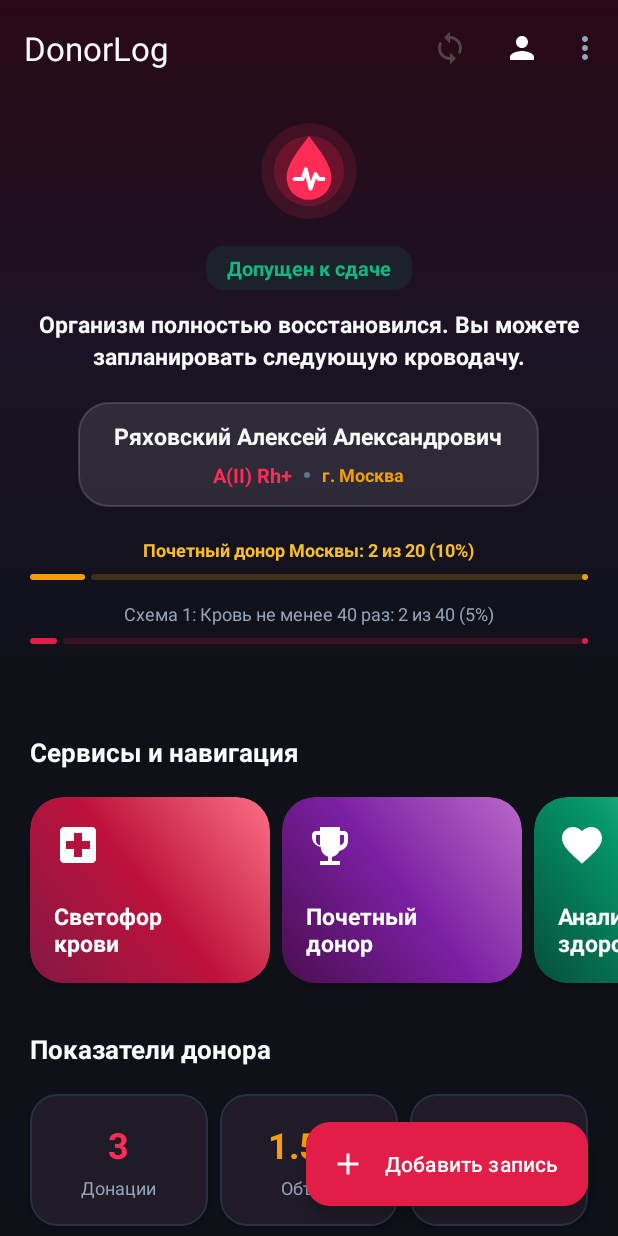
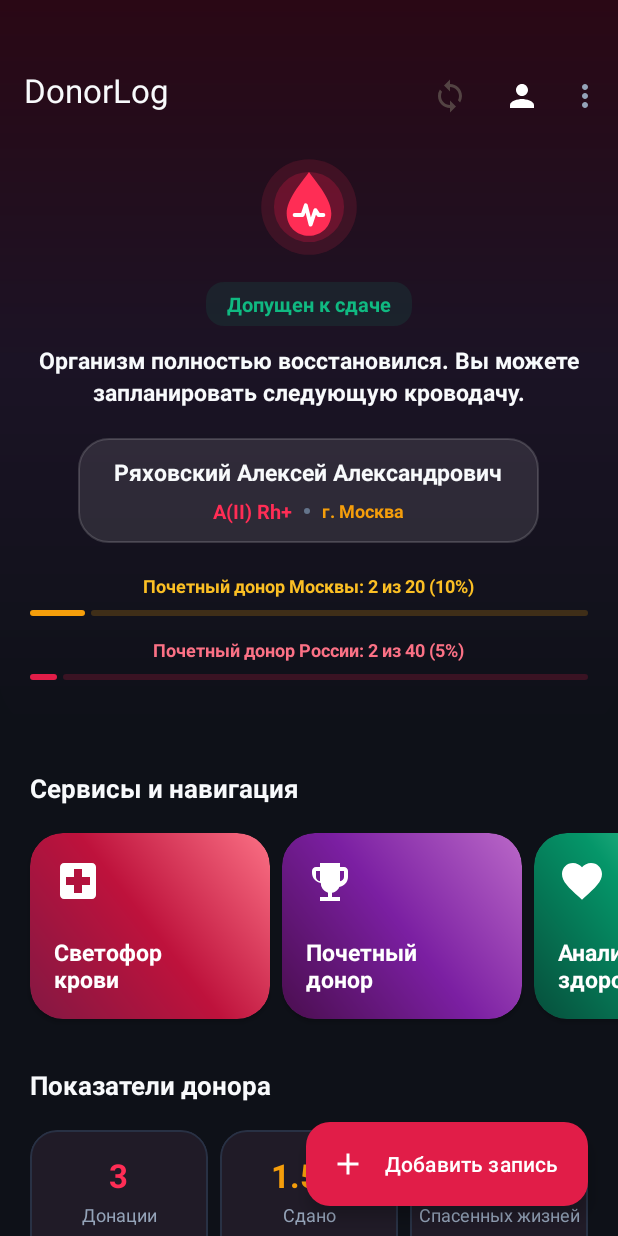
Before and after one commit to fjxw/donorlog, an Android app: the screen it shows after launch (MainActivity), on a phone screen of 412 x 824 dp. Run offline under Robolectric (Android 15) with nearby library versions, the phone set to English and light mode, and no system bars; our stand-ins replace Room's generated code.

Commit message:
Refine edge-to-edge status bar, align bento metrics, polish progress bars and fix run_all launcher

```diff
--- a/donorlog-android/app/src/main/java/ru/mospolytech/donorlog/ui/MainActivity.java
+++ b/donorlog-android/app/src/main/java/ru/mospolytech/donorlog/ui/MainActivity.java
@@ -350,7 +350,7 @@ public class MainActivity extends AppCompatActivity {
             tvIntervalBadge.setTextColor(ContextCompat.getColor(this, R.color.status_green));
             tvIntervalDescription.setText(status.reason);
         } else {
-            tvIntervalBadge.setText(status.daysRemaining + " дн.");
+            tvIntervalBadge.setText("Допуск через " + status.daysRemaining + " дн.");
             tvIntervalBadge.setBackgroundResource(R.drawable.bg_badge_yellow);
             tvIntervalBadge.setTextColor(ContextCompat.getColor(this, R.color.status_yellow));
             tvIntervalDescription.setText(status.reason);
@@ -360,7 +360,7 @@ public class MainActivity extends AppCompatActivity {
     private void updateHonoredProgress(int wholeBloodCount, int plasmaCount) {
         // Federal
         MedicalCalculator.RoadmapProgress federal = MedicalCalculator.calculateBestRoadmap(wholeBloodCount, plasmaCount);
-        tvHonoredShort.setText(federal.schemeTitle + ": " + federal.completedCount + " из " + federal.targetCount + " (" + federal.percent + "%)");
+        tvHonoredShort.setText("Почетный донор России: " + federal.completedCount + " из " + federal.targetCount + " (" + federal.percent + "%)");
         pbHonoredProgress.setProgress(federal.percent);
 
         // Moscow (if region is Moscow)
--- a/donorlog-android/app/src/main/res/layout-land/activity_main.xml
+++ b/donorlog-android/app/src/main/res/layout-land/activity_main.xml
@@ -255,8 +255,11 @@
                                     android:textSize="16sp"
                                     android:textStyle="bold" />
                                 <TextView
-                                    android:layout_width="wrap_content"
-                                    android:layout_height="wrap_content"
+                                    android:layout_width="match_parent"
+                                    android:layout_height="28dp"
+                                    android:gravity="top|center_horizontal"
+                                    android:lines="2"
+                                    android:textAlignment="center"
                                     android:text="@string/stat_donations"
                                     android:textColor="?android:attr/textColorSecondary"
                                     android:textSize="10sp" />
@@ -279,14 +282,18 @@
                                 <TextView
                                     android:id="@+id/tvStatVolumeCount"
                                     android:layout_width="wrap_content"
-                                    android:layout_height="wrap_content"
+                                    android:layout_height="24dp"
+                                    android:gravity="center"
                                     android:text="1.5 л"
                                     android:textColor="?attr/colorPrimary"
                                     android:textSize="16sp"
                                     android:textStyle="bold" />
                                 <TextView
-                                    android:layout_width="wrap_content"
-                                    android:layout_height="wrap_content"
+                                    android:layout_width="match_parent"
+                                    android:layout_height="28dp"
+                                    android:gravity="top|center_horizontal"
+                                    android:lines="2"
+                                    android:textAlignment="center"
                                     android:text="@string/stat_volume"
                                     android:textColor="?android:attr/textColorSecondary"
                                     android:textSize="10sp" />
@@ -309,14 +316,18 @@
                                 <TextView
                                     android:id="@+id/tvStatLivesCount"
                                     android:layout_width="wrap_content"
-                                    android:layout_height="wrap_content"
+                                    android:layout_height="24dp"
+                                    android:gravity="center"
                                     android:text="7"
                                     android:textColor="?attr/colorPrimary"
                                     android:textSize="16sp"
                                     android:textStyle="bold" />
                                 <TextView
-                                    android:layout_width="wrap_content"
-                                    android:layout_height="wrap_content"
+                                    android:layout_width="match_parent"
+                                    android:layout_height="28dp"
+                                    android:gravity="top|center_horizontal"
+                                    android:lines="2"
+                                    android:textAlignment="center"
                                     android:text="@string/stat_lives"
                                     android:textColor="?android:attr/textColorSecondary"
                                     android:textSize="10sp" />
--- a/donorlog-android/app/src/main/res/layout/activity_main.xml
+++ b/donorlog-android/app/src/main/res/layout/activity_main.xml
@@ -6,7 +6,7 @@
     android:id="@+id/rootMain"
     android:layout_width="match_parent"
     android:layout_height="match_parent"
-    android:fitsSystemWindows="true"
+    android:fitsSystemWindows="false"
     android:background="@color/donor_bg_canvas">
 
     <androidx.swiperefreshlayout.widget.SwipeRefreshLayout
@@ -38,7 +38,9 @@
                     <com.google.android.material.appbar.MaterialToolbar
                         android:id="@+id/toolbar"
                         android:layout_width="match_parent"
-                        android:layout_height="?attr/actionBarSize"
+                        android:layout_height="wrap_content"
+                        android:minHeight="?attr/actionBarSize"
+                        android:paddingTop="32dp"
                         android:background="@android:color/transparent"
                         app:elevation="0dp"
                         app:title="@string/app_name"
@@ -171,7 +173,8 @@
                                 android:progress="15"
                                 app:indicatorColor="#F59E0B"
                                 app:trackColor="#33F59E0B"
-                                app:trackCornerRadius="3dp" />
+                                app:trackCornerRadius="3dp"
+                                app:trackStopIndicatorSize="0dp" />
                         </LinearLayout>
 
                         <!-- Federal Honored Progress -->
@@ -182,7 +185,8 @@
                             android:layout_gravity="center_horizontal"
                             android:layout_marginTop="14dp"
                             android:text="Почетный донор России: 3 из 40 (8%)"
-                            android:textColor="@color/donor_text_secondary"
+                            android:textColor="#FB7185"
+                            android:textStyle="bold"
                             android:textSize="12sp" />
 
                         <com.google.android.material.progressindicator.LinearProgressIndicator
@@ -193,7 +197,8 @@
                             android:progress="8"
                             app:indicatorColor="@color/donor_ruby_mid"
                             app:trackColor="#33E11D48"
-                            app:trackCornerRadius="3dp" />
+                            app:trackCornerRadius="3dp"
+                            app:trackStopIndicatorSize="0dp" />
 
                     </LinearLayout>
                 </LinearLayout>
@@ -419,7 +424,7 @@
 
                 <LinearLayout
                     android:layout_width="match_parent"
-                    android:layout_height="96dp"
+                    android:layout_height="102dp"
                     android:layout_marginHorizontal="16dp"
                     android:baselineAligned="false"
                     android:orientation="horizontal">
@@ -441,24 +446,26 @@
                             android:layout_height="match_parent"
                             android:gravity="center"
                             android:orientation="vertical"
-                            android:paddingHorizontal="6dp"
-                            android:paddingVertical="10dp">
+                            android:paddingHorizontal="4dp"
+                            android:paddingVertical="8dp">
 
                             <TextView
                                 android:id="@+id/tvStatDonationsCount"
                                 android:layout_width="wrap_content"
-                                android:layout_height="wrap_content"
+                                android:layout_height="32dp"
+                                android:gravity="center"
                                 android:text="3"
                                 android:textColor="@color/donor_ruby_glow"
-                                android:textSize="24sp"
+                                android:textSize="22sp"
                                 android:textStyle="bold" />
 
                             <TextView
-                                android:layout_width="wrap_content"
-                                android:layout_height="wrap_content"
-                                android:layout_marginTop="4dp"
-                                android:ellipsize="end"
-                                android:maxLines="1"
+                                android:layout_width="match_parent"
+                                android:layout_height="32dp"
+                                android:layout_marginTop="2dp"
+                                android:gravity="top|center_horizontal"
+                                android:lines="2"
+                                android:textAlignment="center"
                                 android:text="@string/stat_donations"
                                 android:textColor="@color/donor_text_secondary"
                                 android:textSize="12sp" />
@@ -482,24 +489,26 @@
                             android:layout_height="match_parent"
                             android:gravity="center"
                             android:orientation="vertical"
-                            android:paddingHorizontal="6dp"
-                            android:paddingVertical="10dp">
+                            android:paddingHorizontal="4dp"
+                            android:paddingVertical="8dp">
 
                             <TextView
                                 android:id="@+id/tvStatVolumeCount"
                                 android:layout_width="wrap_content"
-                                android:layout_height="wrap_content"
+                                android:layout_height="32dp"
+                                android:gravity="center"
                                 android:text="1.5 л"
                                 android:textColor="@color/donor_amber_warm"
-                                android:textSize="24sp"
+                                android:textSize="22sp"
                                 android:textStyle="bold" />
 
                             <TextView
-                                android:layout_width="wrap_content"
-                                android:layout_height="wrap_content"
-                                android:layout_marginTop="4dp"
-                                android:ellipsize="end"
-                                android:maxLines="1"
+                                android:layout_width="match_parent"
+                                android:layout_height="32dp"
+                                android:layout_marginTop="2dp"
+                                android:gravity="top|center_horizontal"
+                                android:lines="2"
+                                android:textAlignment="center"
                                 android:text="@string/stat_volume"
                                 android:textColor="@color/donor_text_secondary"
                                 android:textSize="12sp" />
@@ -523,24 +532,26 @@
                             android:layout_height="match_parent"
                             android:gravity="center"
                             android:orientation="vertical"
-                            android:paddingHorizontal="6dp"
-                            android:paddingVertical="10dp">
+                            android:paddingHorizontal="4dp"
+                            android:paddingVertical="8dp">
 
                             <TextView
                                 android:id="@+id/tvStatLivesCount"
                                 android:layout_width="wrap_content"
-                                android:layout_height="wrap_content"
+                                android:layout_height="32dp"
+                                android:gravity="center"
                                 android:text="7"
                                 android:textColor="@color/donor_emerald_vital"
-                                android:textSize="24sp"
+                                android:textSize="22sp"
                                 android:textStyle="bold" />
 
                             <TextView
-                                android:layout_width="wrap_content"
-                                android:layout_height="wrap_content"
-                                android:layout_marginTop="4dp"
-                                android:ellipsize="end"
-                                android:maxLines="1"
+                                android:layout_width="match_parent"
+                                android:layout_height="32dp"
+                                android:layout_marginTop="2dp"
+                                android:gravity="top|center_horizontal"
+                                android:lines="2"
+                                android:textAlignment="center"
                                 android:text="@string/stat_lives"
                                 android:textColor="@color/donor_text_secondary"
                                 android:textSize="12sp" />
--- a/donorlog-android/app/src/main/res/values/strings.xml
+++ b/donorlog-android/app/src/main/res/values/strings.xml
@@ -7,8 +7,8 @@
     <string name="menu_refresh">Синхронизировать с сервером</string>
     <string name="menu_test_notif">Проверить уведомление</string>
     <string name="stat_donations">Донации</string>
-    <string name="stat_volume">Объем</string>
-    <string name="stat_lives">Спасенных</string>
+    <string name="stat_volume">Сдано</string>
+    <string name="stat_lives">Спасенных&#10;жизней</string>
     <string name="service_traffic_title">Светофор крови</string>
     <string name="service_traffic_desc">Потребность центров крови</string>
     <string name="service_roadmap_title">Почетный донор</string>
```
Also changed, not shown: 2 other files.
